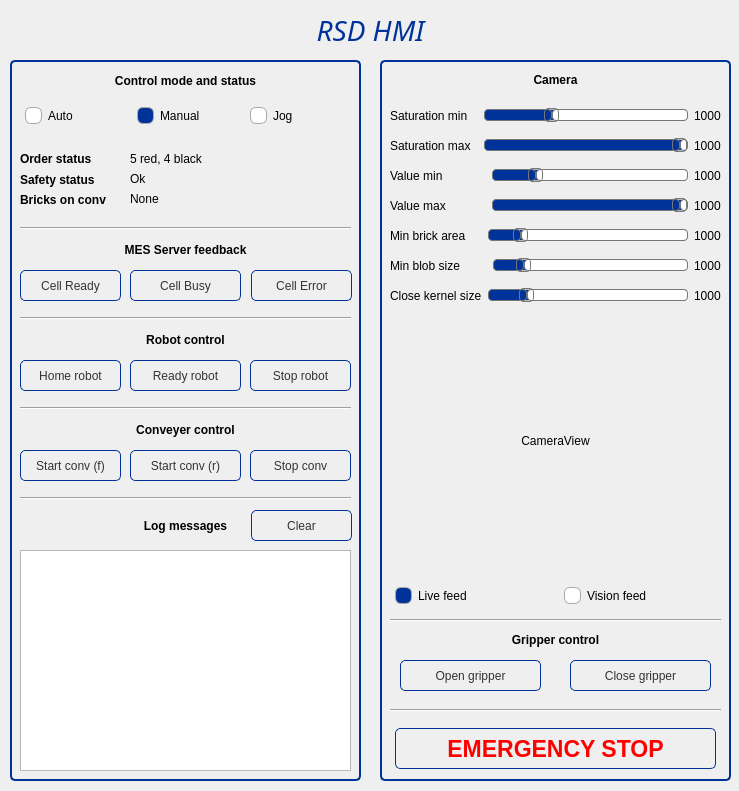
Above: RC_HMI/src/HMIWidget.ui from rsbGroup1/rc_rsd before the change. Below: the same form after it.
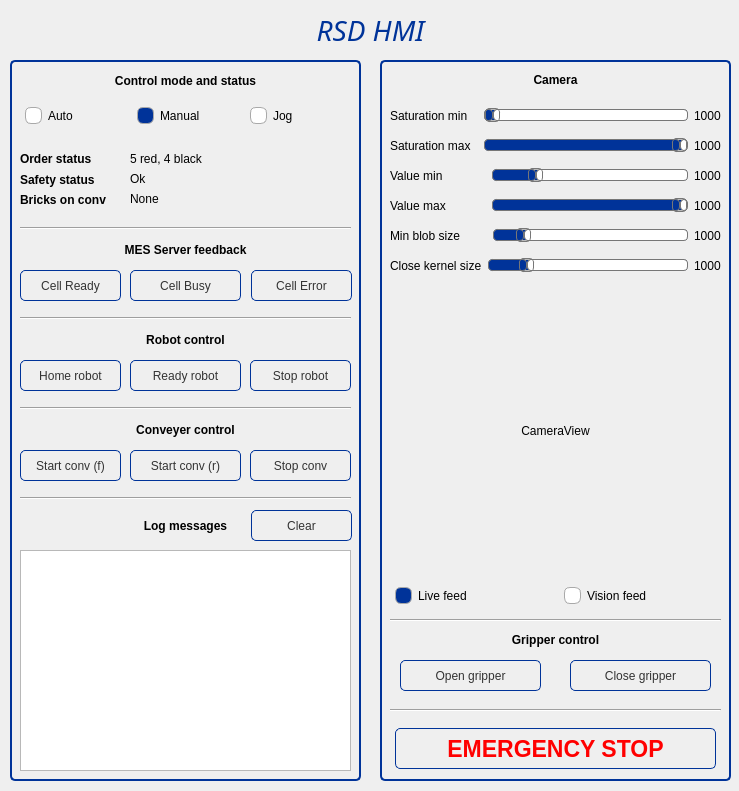
That is the form after the change.

Diff of the .ui file:
```diff
--- a/RC_HMI/src/HMIWidget.ui
+++ b/RC_HMI/src/HMIWidget.ui
@@ -35,7 +35,7 @@
     <property name="geometry">
      <rect>
       <x>10</x>
-      <y>270</y>
+      <y>260</y>
       <width>331</width>
       <height>221</height>
      </rect>
@@ -153,7 +153,7 @@
         <number>255</number>
        </property>
        <property name="value">
-        <number>80</number>
+        <number>0</number>
        </property>
        <property name="orientation">
         <enum>Qt::Horizontal</enum>
@@ -464,7 +464,7 @@
     <property name="geometry">
      <rect>
       <x>10</x>
-      <y>220</y>
+      <y>190</y>
       <width>331</width>
       <height>31</height>
      </rect>
@@ -563,114 +563,11 @@
      </item>
     </layout>
    </widget>
-   <widget class="QWidget" name="horizontalLayoutWidget_8">
-    <property name="geometry">
-     <rect>
-      <x>10</x>
-      <y>160</y>
-      <width>331</width>
-      <height>31</height>
-     </rect>
-    </property>
-    <layout class="QHBoxLayout" name="horizontalLayout_8">
-     <item>
-      <widget class="QLabel" name="label_11">
-       <property name="text">
-        <string>Min brick area     </string>
-       </property>
-      </widget>
-     </item>
-     <item>
-      <widget class="QSlider" name="_sliderArea">
-       <property name="focusPolicy">
-        <enum>Qt::NoFocus</enum>
-       </property>
-       <property name="styleSheet">
-        <string notr="true">QSlider::groove:horizontal {
-border: 1px solid #bbb;
-background: #003399;
-height: 10px;
-border-radius: 4px;
-}
-
-QSlider::sub-page:horizontal {
-background: #003399;
-border: 1px solid #777;
-height: 10px;
-border-radius: 4px;
-}
-
-QSlider::add-page:horizontal {
-background: #fff;
-border: 1px solid #777;
-height: 10px;
-border-radius: 4px;
-}
-
-QSlider::handle:horizontal {
-background: qlineargradient(x1:0, y1:0, x2:1, y2:1,
-    stop:0 #eee, stop:1 #ccc);
-border: 1px solid #777;
-width: 13px;
-margin-top: -2px;
-margin-bottom: -2px;
-border-radius: 4px;
-}
-
-QSlider::handle:horizontal:hover {
-background: qlineargradient(x1:0, y1:0, x2:1, y2:1,
-    stop:0 #fff, stop:1 #ddd);
-border: 1px solid #444;
-border-radius: 4px;
-}
-
-QSlider::sub-page:horizontal:disabled {
-background: #bbb;
-border-color: #999;
-}
-
-QSlider::add-page:horizontal:disabled {
-background: #eee;
-border-color: #999;
-}
-
-QSlider::handle:horizontal:disabled {
-background: #eee;
-border: 1px solid #aaa;
-border-radius: 4px;
-}</string>
-       </property>
-       <property name="maximum">
-        <number>30000</number>
-       </property>
-       <property name="singleStep">
-        <number>100</number>
-       </property>
-       <property name="pageStep">
-        <number>1000</number>
-       </property>
-       <property name="value">
-        <number>4000</number>
-       </property>
-       <property name="orientation">
-        <enum>Qt::Horizontal</enum>
-       </property>
-      </widget>
-     </item>
-     <item>
-      <widget class="QLabel" name="_labelArea">
-       <property name="text">
-        <string>1000</string>
-       </property>
-      </widget>
-     </item>
-    </layout>
-   </widget>
    <widget class="QWidget" name="horizontalLayoutWidget_9">
     <property name="geometry">
      <rect>
       <x>10</x>
-      <y>190</y>
+      <y>160</y>
       <width>331</width>
       <height>31</height>
      </rect>
```
